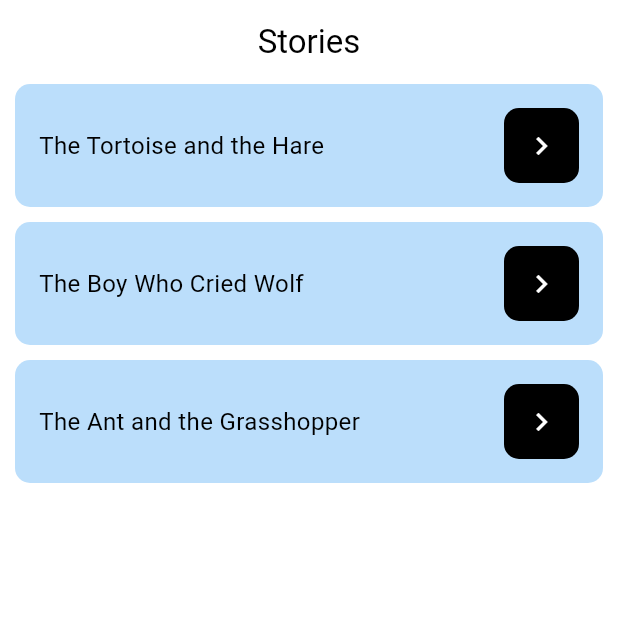
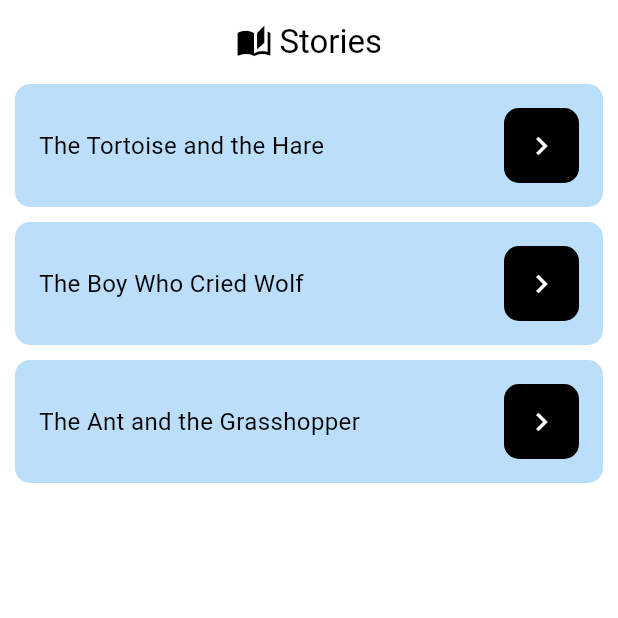
Before and after one commit to abdymazhittoretay/story_app, a Flutter app: the screen it shows after launch, on a phone screen of 412 x 824 dp, the top half of it. Run offline on Flutter 3.47's test engine with Material 3 defaults, Android fonts, the phone set to English and light mode, and no system bars.

Commit message:
added icon before stories in appbar

```diff
--- a/lib/pages/home_page.dart
+++ b/lib/pages/home_page.dart
@@ -32,7 +32,16 @@ class _HomePageState extends State<HomePage> {
         backgroundColor: Colors.white,
         surfaceTintColor: Colors.white,
         foregroundColor: Colors.black,
-        title: Text("Stories"),
+        title: Row(
+          mainAxisAlignment: MainAxisAlignment.center,
+          children: [
+            Icon(Icons.auto_stories),
+            SizedBox(
+              width: 5.0,
+            ),
+            Text("Stories"),
+          ],
+        ),
         centerTitle: true,
       ),
       body: ListView.builder(
```
